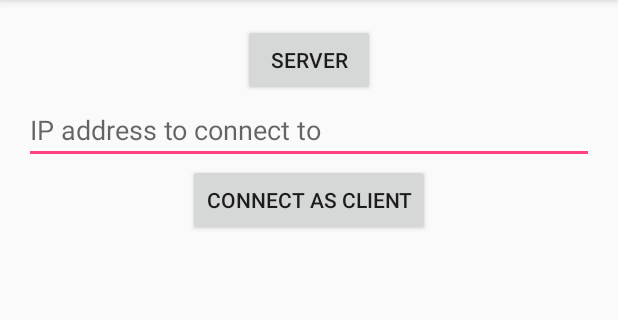
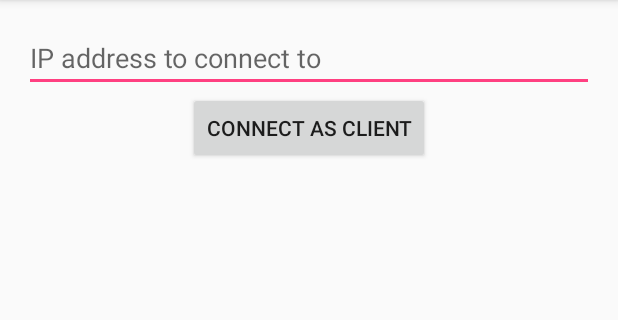
Before and after one commit to giovanni-t/remote-access, an Android app: the screen it shows after launch (MainActivity), on a phone screen of 412 x 824 dp, the part 84-404 px from its top. Run offline under Robolectric (Android 15) with nearby library versions, the phone set to English and light mode, and no system bars.

Commit message:
presentation 1

```diff
--- a/RemoteApp/app/src/main/java/com/example/mobserv/remoteapp/MainActivity.java
+++ b/RemoteApp/app/src/main/java/com/example/mobserv/remoteapp/MainActivity.java
@@ -14,10 +14,6 @@ public class MainActivity extends AppCompatActivity {
         setContentView(R.layout.activity_main);
     }
 
-    public void onClickServer (View view ){
-        startActivity(new Intent("com.example.mobserv.remoteapp.ServerActivity")); // TODO manifest
-    }
-
     public void onClickClient (View view ){
         Intent it = new Intent("com.example.mobserv.remoteapp.ClientActivity");
         EditText etIpaddr = (EditText) findViewById(R.id.idIpAddrEditText);
--- a/RemoteApp/app/src/main/res/layout/activity_main.xml
+++ b/RemoteApp/app/src/main/res/layout/activity_main.xml
@@ -11,19 +11,13 @@
     android:orientation="vertical"
     tools:context=".MainActivity">
 
-    <Button
-        android:text="Server"
-        android:layout_width="wrap_content"
-        android:layout_height="wrap_content"
-        android:layout_gravity="center_horizontal"
-        android:onClick="onClickServer"
-        />
     <EditText
         android:hint="IP address to connect to"
         android:layout_width="fill_parent"
         android:layout_height="wrap_content"
         android:id="@+id/idIpAddrEditText"
         android:inputType="text" />
+
     <Button
         android:text="Connect as Client"
         android:layout_width="wrap_content"
```
Also changed, not shown: RemoteApp/app/src/main/AndroidManifest.xml (+0 -8 lines), RemoteApp/app/src/main/java/com/example/mobserv/remoteapp/ServerActivity.java (deleted, +0 -20 lines), RemoteApp/app/src/main/res/layout/activity_server.xml (deleted, +0 -28 lines), 1 other file.
